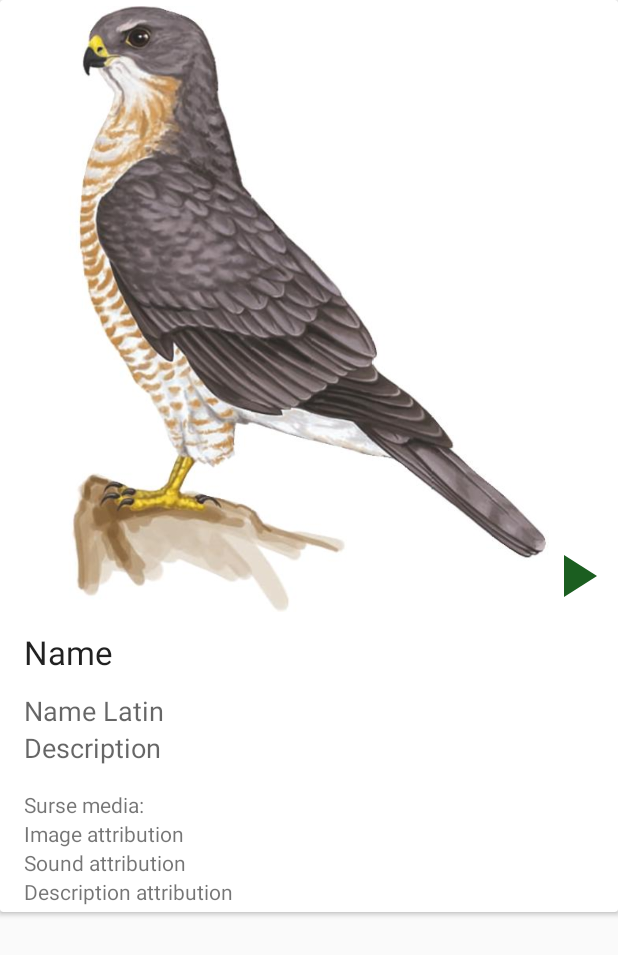
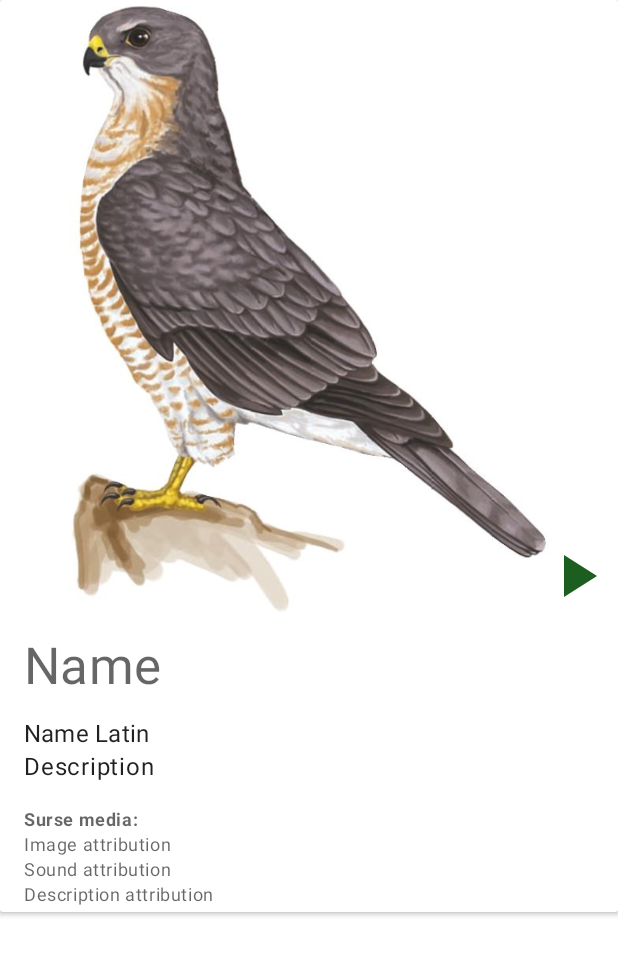
Before and after one commit to aleris/cipcirip, an Android app: the layout organism_details_fragment.xml on its own in the app's theme, with its tools: preview values and no code run, on a phone screen of 412 x 824 dp. Shown: the top 955 px of the screen. Run offline under Robolectric (Android 15) with nearby library versions, the light colour scheme and no system bars.

Commit message:
twick styles

```diff
--- a/androidapp/app/src/main/res/drawable/ic_play_arrow_green_48dp.xml
+++ b/androidapp/app/src/main/res/drawable/ic_play_arrow_green_48dp.xml
@@ -4,6 +4,9 @@
         android:viewportWidth="24.0"
         android:viewportHeight="24.0">
     <path
+            android:fillColor="#ffffff"
+            android:pathData="M7.7,4.3V19.7L19.55,12Z"/>
+    <path
         android:fillColor="#1B5E20"
         android:pathData="M8,5v14l11,-7z"/>
 </vector>
--- a/androidapp/app/src/main/res/layout/organism_details_fragment.xml
+++ b/androidapp/app/src/main/res/layout/organism_details_fragment.xml
@@ -51,11 +51,13 @@
                     android:id="@+id/name"
                     android:layout_width="match_parent"
                     android:layout_height="wrap_content"
-                    android:layout_margin="@dimen/additional_horizontal_margin"
+                    android:layout_marginTop="@dimen/additional_horizontal_margin"
+                    android:layout_marginStart="@dimen/additional_horizontal_margin"
+                    android:layout_marginEnd="@dimen/additional_horizontal_margin"
                     android:ellipsize="end"
                     android:maxLines="1"
                     android:scrollHorizontally="true"
-                    android:textAppearance="@style/TextAppearance.AppCompat.Large"
+                    android:textAppearance="@style/TextAppearance.MaterialComponents.Headline4"
                     app:layout_constraintTop_toBottomOf="@+id/image"
                     tools:text="Name" />
 
@@ -67,7 +69,7 @@
                     android:ellipsize="end"
                     android:maxLines="1"
                     android:scrollHorizontally="true"
-                    android:textAppearance="@style/TextAppearance.AppCompat.Medium"
+                    android:textAppearance="@style/TextAppearance.MaterialComponents.Subtitle1"
                     app:layout_constraintTop_toBottomOf="@+id/name"
                     tools:text="Name Latin" />
 
@@ -77,7 +79,7 @@
                     android:layout_height="wrap_content"
                     android:layout_marginStart="@dimen/additional_horizontal_margin"
                     android:layout_marginEnd="@dimen/additional_horizontal_margin"
-                    android:textAppearance="@style/TextAppearance.AppCompat.Medium"
+                    android:textAppearance="@style/TextAppearance.MaterialComponents.Body1"
                     app:layout_constraintStart_toStartOf="parent"
                     app:layout_constraintTop_toBottomOf="@+id/name_lat"
                     tools:text="Description" />
@@ -92,17 +94,18 @@
                         android:id="@+id/attribution_heading"
                         android:layout_width="match_parent"
                         android:layout_height="wrap_content"
-                        android:textAppearance="@style/TextAppearance.AppCompat.Small"
+                        android:textAppearance="@style/TextAppearance.MaterialComponents.Caption"
                         android:layout_marginTop="16dp"
                         android:layout_marginStart="@dimen/additional_horizontal_margin"
                         android:layout_marginEnd="@dimen/additional_horizontal_margin"
+                        android:textStyle="bold"
                         android:text="Surse media:" />
 
                 <TextView
                         android:id="@+id/image_attribution"
                         android:layout_width="match_parent"
                         android:layout_height="wrap_content"
-                        android:textAppearance="@style/TextAppearance.AppCompat.Small"
+                        android:textAppearance="@style/TextAppearance.MaterialComponents.Caption"
                         android:layout_marginStart="@dimen/additional_horizontal_margin"
                         android:layout_marginEnd="@dimen/additional_horizontal_margin"
                         tools:text="Image attribution" />
@@ -111,7 +114,7 @@
                         android:id="@+id/sound_attribution"
                         android:layout_width="match_parent"
                         android:layout_height="wrap_content"
-                        android:textAppearance="@style/TextAppearance.AppCompat.Small"
+                        android:textAppearance="@style/TextAppearance.MaterialComponents.Caption"
                         android:layout_marginStart="@dimen/additional_horizontal_margin"
                         android:layout_marginEnd="@dimen/additional_horizontal_margin"
                         tools:text="Sound attribution" />
@@ -120,7 +123,7 @@
                         android:id="@+id/description_attribution"
                         android:layout_width="match_parent"
                         android:layout_height="wrap_content"
-                        android:textAppearance="@style/TextAppearance.AppCompat.Small"
+                        android:textAppearance="@style/TextAppearance.MaterialComponents.Caption"
                         android:layout_marginStart="@dimen/additional_horizontal_margin"
                         android:layout_marginEnd="@dimen/additional_horizontal_margin"
                         tools:text="Description attribution"
--- a/androidapp/app/src/main/res/values/styles.xml
+++ b/androidapp/app/src/main/res/values/styles.xml
@@ -1,6 +1,6 @@
 <resources>
 
-    <style name="AppTheme" parent="Theme.AppCompat.Light.DarkActionBar">
+    <style name="AppTheme" parent="Theme.MaterialComponents.Light">
         <item name="colorPrimary">@color/primaryColor</item>
         <item name="colorPrimaryDark">@color/primaryDarkColor</item>
         <item name="colorAccent">@color/secondaryColor</item>
```
Also changed, not shown: androidapp/app/src/main/res/layout/organism_list_item_fragment.xml (+11 -6 lines).
